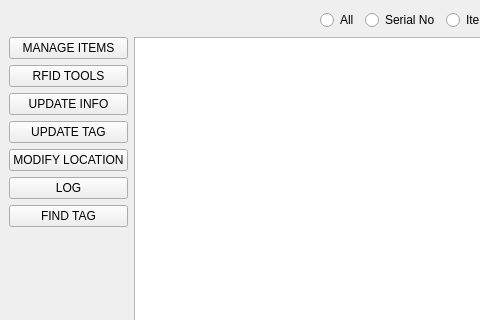
This is GUI/uiFiles/Grantha.ui in aumanimationstudios/Grantha as Qt 5 draws it before an edit; both pictures show x 0 to 480 and y 0 to 320 of the 1240 by 828 pixel window. The edited form follows.
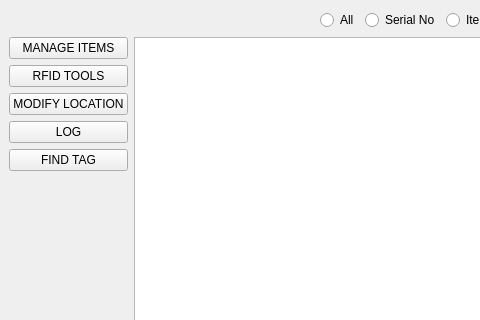
This is the edited form. Icons and pictures are not drawn.

```diff
--- a/GUI/uiFiles/Grantha.ui
+++ b/GUI/uiFiles/Grantha.ui
@@ -1340,20 +1340,6 @@
         </property>
        </widget>
       </item>
-      <item>
-       <widget class="QPushButton" name="updateButton">
-        <property name="text">
-         <string>UPDATE INFO</string>
-        </property>
-       </widget>
-      </item>
-      <item>
-       <widget class="QPushButton" name="updateTagButton">
-        <property name="text">
-         <string>UPDATE TAG</string>
-        </property>
-       </widget>
-      </item>
       <item>
        <widget class="QPushButton" name="modifyButton">
         <property name="text">
```
